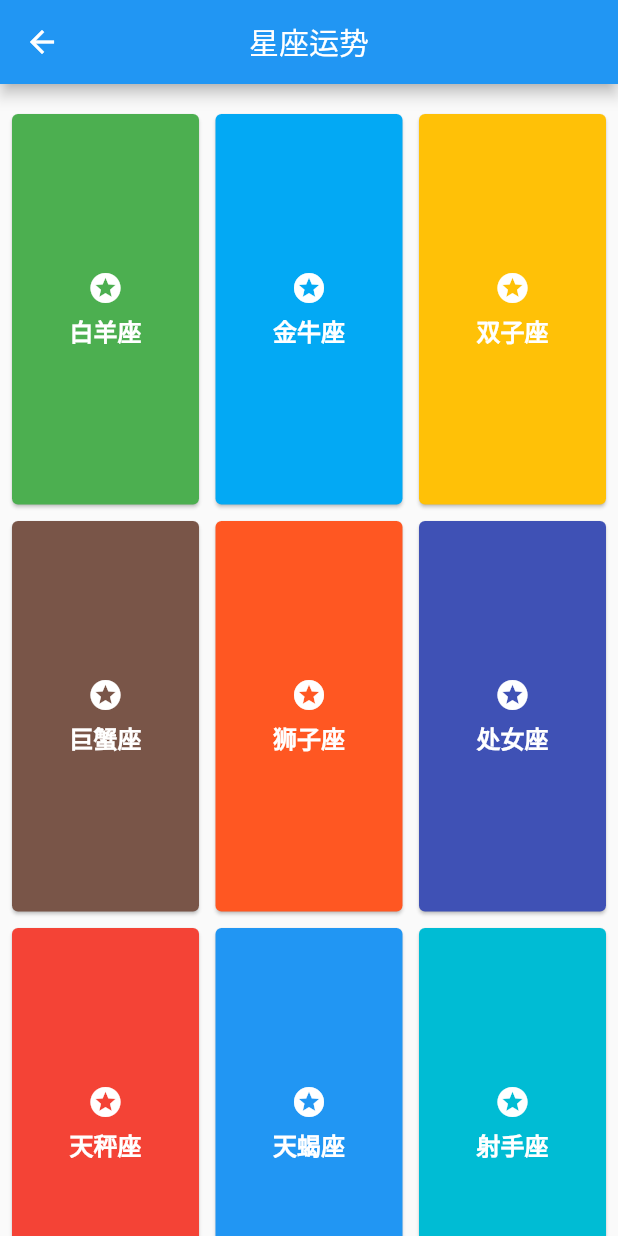
After one commit to yushiwo/flutter_app_treasure_box, a Flutter app: the StarGridPage screen opened by its route, on a phone screen of 412 x 824 dp. The commit adds this screen. Run offline on Flutter 3.47's test engine with Material 2 defaults, Android fonts, the phone set to English and light mode, and no system bars; our stand-ins replace dio, fluttertoast, shared_preferences, sqflite; missing offline and left inert: amap_location, easy_alert, flutter_webview_plugin, simple_permissions; accounts and stored records are empty; network calls fail.

Commit message:
星座运势接口联调完成

```diff
--- a/lib/main.dart
+++ b/lib/main.dart
@@ -4,6 +4,6 @@ import './modules/home/HomePage.dart';
 import 'package:amap_location/amap_location.dart';
 
 void main() {
-  AMapLocationClient.setApiKey("e127b3de82eca3244bff5da394eace73");
+//  AMapLocationClient.setApiKey("e127b3de82eca3244bff5da394eace73");
   runApp(HomePage());
 }
--- a/lib/modules/home/MainPage.dart
+++ b/lib/modules/home/MainPage.dart
@@ -34,7 +34,7 @@ List<StaggeredTile> _staggeredTiles = const <StaggeredTile>[
 
 List<Widget> _tiles = const <Widget>[
   const _Example01Tile(Colors.green, Icons.highlight, "手电筒", flashRoute),
-  const _Example01Tile(Colors.lightBlue, Icons.wifi, "附近Wi-Fi", wifiRoute),
+  const _Example01Tile(Colors.lightBlue, Icons.stars, "星座运势", starRoute),
   const _Example01Tile(Colors.amber, Icons.phone_android, "手机号码归属地", phoneRoute),
   const _Example01Tile(Colors.brown, Icons.library_books, "新闻头条", topNewsRoute),
   const _Example01Tile(Colors.deepOrange, Icons.history, "历史上的今天", historyRoute),
--- a/lib/modules/routes.dart
+++ b/lib/modules/routes.dart
@@ -3,12 +3,14 @@ import 'package:flutter_app_treasure_box/modules/flash/FlashManagePage.dart';
 import 'package:flutter_app_treasure_box/modules/history/HistoryListPage.dart';
 import 'package:flutter_app_treasure_box/modules/joke/JokeListPage.dart';
 import 'package:flutter_app_treasure_box/modules/phonearea/PhoneAreaPage.dart';
+import 'package:flutter_app_treasure_box/modules/star/StarGridPage.dart';
 import 'package:flutter_app_treasure_box/modules/topnews/TopNewsMainPage.dart';
 import 'package:flutter_app_treasure_box/modules/wifi/NearbyListPage.dart';
 
 
 const String flashRoute = '/route_flash';
 const String wifiRoute = '/route_wifi';
+const String starRoute = '/route_star';
 const String phoneRoute = '/route_phone';
 const String topNewsRoute = '/route_top_news';
 const String historyRoute = '/route_history';
@@ -28,4 +30,6 @@ Map<String, WidgetBuilder> routes = <String, WidgetBuilder>{
       new HistoryListPage(),
   jokeRoute: (BuildContext context) =>
       new JokeListPage(),
+  starRoute: (BuildContext context) =>
+  new StarGridPage(),
 };
--- /dev/null
+++ b/lib/modules/star/StarGridPage.dart
@@ -0,0 +1,116 @@
+import 'package:flutter/material.dart';
+import 'package:flutter_app_treasure_box/modules/global/util/Util.dart';
+import 'package:flutter_app_treasure_box/modules/star/StarDetailPage.dart';
+import 'package:flutter_staggered_grid_view/flutter_staggered_grid_view.dart';
+
+class StarGridPage extends StatefulWidget {
+  @override
+  State<StatefulWidget> createState() {
+    return new StarState();
+  }
+}
+
+class StarState extends State<StarGridPage> {
+
+  List<StaggeredTile> _staggeredTiles = const <StaggeredTile>[
+    const StaggeredTile.count(1, 2),
+    const StaggeredTile.count(1, 2),
+    const StaggeredTile.count(1, 2),
+    const StaggeredTile.count(1, 2),
+    const StaggeredTile.count(1, 2),
+    const StaggeredTile.count(1, 2),
+    const StaggeredTile.count(1, 2),
+    const StaggeredTile.count(1, 2),
+    const StaggeredTile.count(1, 2),
+    const StaggeredTile.count(1, 2),
+    const StaggeredTile.count(1, 2),
+    const StaggeredTile.count(1, 2),
+  ];
+
+  List<Widget> _tiles = const <Widget>[
+    const _Example01Tile(Colors.green, Icons.stars, "白羊座"),
+    const _Example01Tile(Colors.lightBlue, Icons.stars, "金牛座"),
+    const _Example01Tile(Colors.amber, Icons.stars, "双子座"),
+    const _Example01Tile(Colors.brown, Icons.stars, "巨蟹座"),
+    const _Example01Tile(Colors.deepOrange, Icons.stars, "狮子座"),
+    const _Example01Tile(Colors.indigo, Icons.stars, "处女座"),
+    const _Example01Tile(Colors.red, Icons.stars, "天秤座"),
+    const _Example01Tile(Colors.blue, Icons.stars, "天蝎座"),
+    const _Example01Tile(Colors.cyan, Icons.stars, "射手座"),
+    const _Example01Tile(Colors.pinkAccent, Icons.stars, "摩羯座"),
+    const _Example01Tile(Colors.yellow, Icons.stars, "水平座"),
+    const _Example01Tile(Colors.purple, Icons.stars, "双鱼座"),
+  ];
+
+  @override
+  Widget build(BuildContext context) {
+    return new Scaffold(
+      appBar: new AppBar(
+        centerTitle: true,
+        title: Text("星座运势"),
+      ),
+
+      body: new Padding(
+          padding: const EdgeInsets.only(top: 12.0),
+          child: new StaggeredGridView.count(
+            crossAxisCount: 3,
+            staggeredTiles: _staggeredTiles,
+            children: _tiles,
+            mainAxisSpacing: 3.0,
+            crossAxisSpacing: 3.0,
+            padding: const EdgeInsets.all(4.0),
+          ))
+    );
+  }
+
+}
+
+class _Example01Tile extends StatelessWidget {
+  const _Example01Tile(this.backgroundColor, this.iconData, this.iconName);
+
+  final Color backgroundColor;
+  final IconData iconData;
+  final String iconName;
+
+  @override
+  Widget build(BuildContext context) {
+    return new Card(
+      color: backgroundColor,
+      child: new InkWell(
+        onTap: () {
+          Navigator.of(context).push(new MaterialPageRoute(
+              builder: (BuildContext context) => new StarDetailPage(iconName)));
+        },
+        child: new Center(
+          child: new Padding(
+              padding: const EdgeInsets.all(4.0),
+              child: new Center(
+                child: new Container(
+                  child: getItemContentView(),
+                ),
+              )
+          ),
+        ),
+      ),
+    );
+  }
+
+  Widget getItemContentView() {
+    return new Column(
+      mainAxisAlignment: MainAxisAlignment.center,
+      children: <Widget>[
+        new Icon(
+          iconData,
+          color: Colors.white,
+        ),
+        new Padding(
+          padding: new EdgeInsets.fromLTRB(0.0, 4.0, 0.0, 0.0),
+          child: new Text(
+              iconName,
+              style: new TextStyle(color: Colors.white, fontSize: 16.0, fontWeight: FontWeight.bold)
+          ),
+        ),
+      ],
+    );
+  }
+}
```
Also changed, not shown: lib/modules/global/model/star_model.dart (added, +45 -0 lines), lib/modules/star/StarDetailPage.dart (added, +90 -0 lines), 1 other file.
